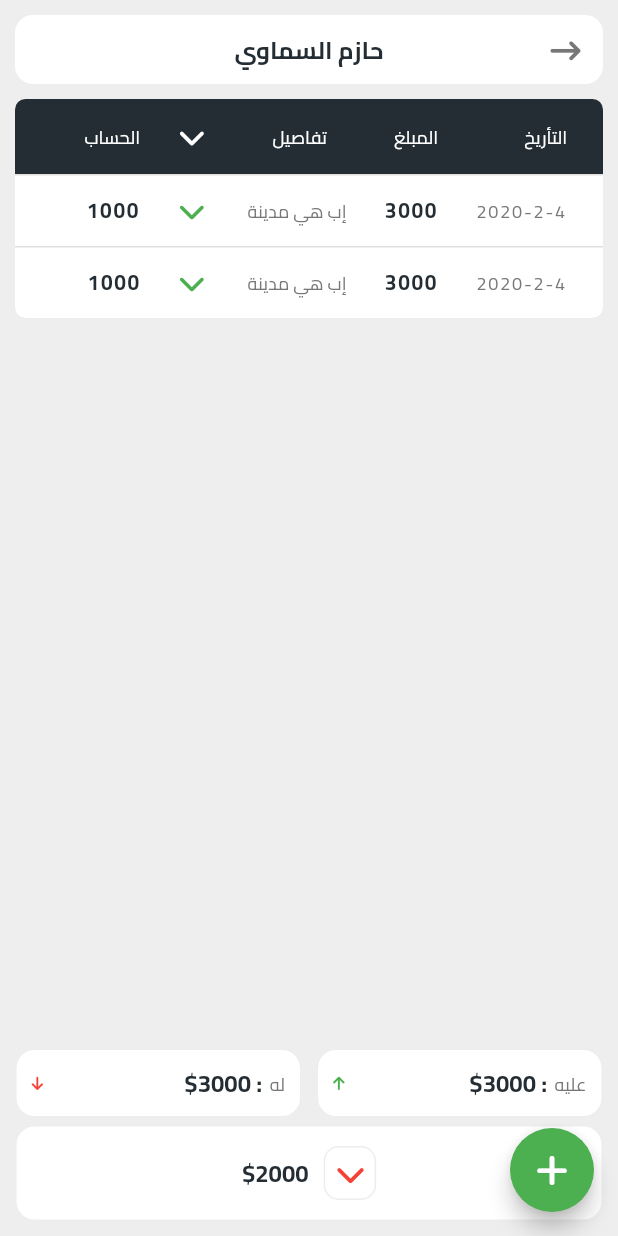
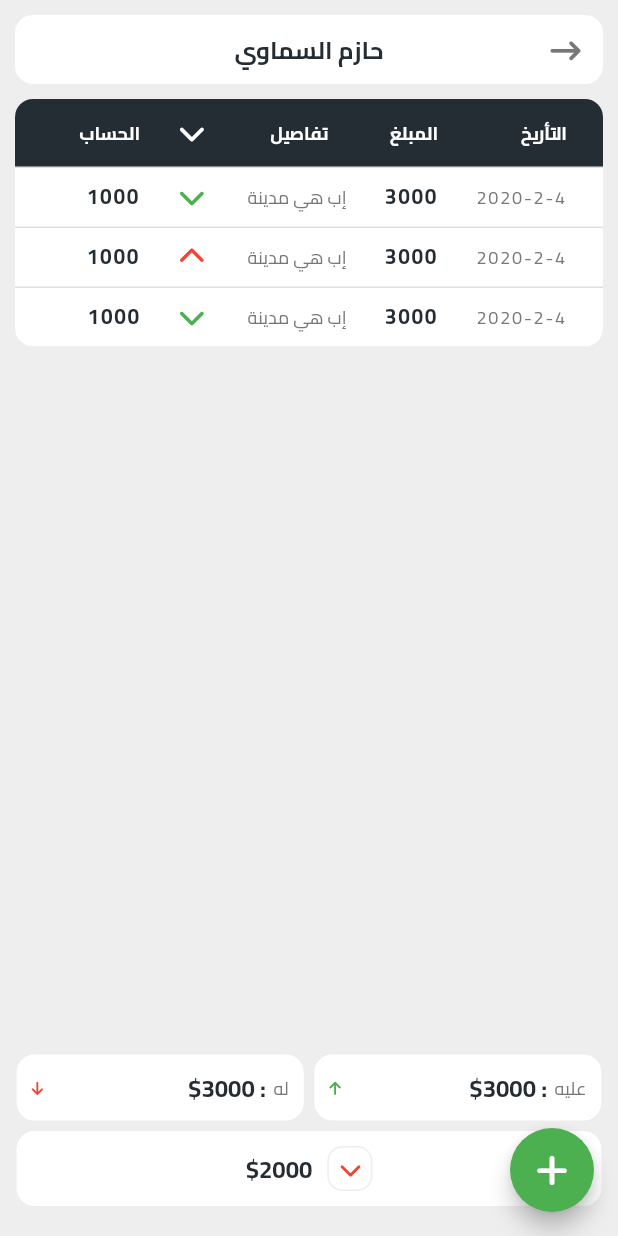
Before and after one commit to Hazem-smawy/flutter_accountting_app, a Flutter app: the DetailsScreen screen opened directly, on a phone screen of 412 x 824 dp. Run offline on Flutter 3.47's test engine with Material 2 defaults, Android fonts, the phone set to English and light mode, and no system bars; our stand-ins replace font_awesome_flutter, get.

Commit message:
fix the details screen

```diff
--- a/lib/screen/details/details.dart
+++ b/lib/screen/details/details.dart
@@ -25,7 +25,7 @@ class DetailsScreen extends StatelessWidget {
               ),
               const SizedBox(height: 10),
               ClipRRect(
-                borderRadius: BorderRadius.circular(7),
+                borderRadius: BorderRadius.circular(12),
                 child: Row(
                   children: [
                     Expanded(
@@ -39,10 +39,11 @@ class DetailsScreen extends StatelessWidget {
                             // Use the default value.
                           }),
                           columnSpacing: 10,
-                          headingRowHeight: 50,
+                          headingRowHeight: 45,
+                          dataRowHeight: 40,
                           headingTextStyle: myTextStyles.title2.copyWith(
                             color: MyColors.bg,
-                            fontWeight: FontWeight.normal,
+                            fontWeight: FontWeight.bold,
                             fontSize: 12,
                           ),
                           dataTextStyle: myTextStyles.subTitle.copyWith(
@@ -51,7 +52,7 @@ class DetailsScreen extends StatelessWidget {
                           ),
                           decoration: BoxDecoration(
                               color: MyColors.bg,
-                              borderRadius: BorderRadius.circular(7)),
+                              borderRadius: BorderRadius.circular(12)),
                           columns: const [
                             DataColumn(label: Text('التأريخ')),
                             DataColumn(label: Text('المبلغ')),
@@ -108,6 +109,29 @@ class DetailsScreen extends StatelessWidget {
                                 textDirection: TextDirection.rtl,
                               )),
                               const DataCell(FaIcon(
+                                FontAwesomeIcons.chevronUp,
+                                color: Colors.red,
+                                size: 18,
+                              )),
+                              DataCell(Text(
+                                '1000  ',
+                                textAlign: TextAlign.right,
+                                style: myTextStyles.title2,
+                              )),
+                            ]),
+                            DataRow(cells: [
+                              const DataCell(Text('2020-2-4')),
+                              DataCell(Text(
+                                '3000',
+                                style: myTextStyles.title2,
+                              )),
+                              const DataCell(Text(
+                                'إب هي مدينة ',
+                                textAlign: TextAlign.right,
+                                overflow: TextOverflow.clip,
+                                textDirection: TextDirection.rtl,
+                              )),
+                              const DataCell(FaIcon(
                                 FontAwesomeIcons.chevronDown,
                                 color: Colors.green,
                                 size: 18,
@@ -133,7 +157,7 @@ class DetailsScreen extends StatelessWidget {
                       title: "3000",
                       subTitle: "له",
                       color: Colors.red),
-                  SizedBox(width: 10),
+                  SizedBox(width: 5),
                   DetailsSammaryWidget(
                       icon: FontAwesomeIcons.arrowUp,
                       title: "3000",
@@ -146,7 +170,7 @@ class DetailsScreen extends StatelessWidget {
               ),
               Container(
                 width: double.infinity,
-                padding: const EdgeInsets.all(13),
+                padding: const EdgeInsets.all(10),
                 decoration: BoxDecoration(
                   borderRadius: BorderRadius.circular(13),
                   border: Border.all(color: MyColors.shadowColor),
@@ -161,7 +185,8 @@ class DetailsScreen extends StatelessWidget {
                     ),
                     const SizedBox(width: 10),
                     Container(
-                      width: 35,
+                      width: 30,
+                      height: 30,
                       alignment: Alignment.center,
                       padding: const EdgeInsets.all(7),
                       decoration: BoxDecoration(
@@ -170,15 +195,18 @@ class DetailsScreen extends StatelessWidget {
                           color: MyColors.shadowColor,
                         ),
                       ),
-                      child: const FaIcon(
-                        FontAwesomeIcons.chevronDown,
-                        color: Colors.red,
-                        size: 20,
+                      child: const Center(
+                        child: FaIcon(
+                          FontAwesomeIcons.chevronDown,
+                          color: Colors.red,
+                          size: 15,
+                        ),
                       ),
                     ),
                   ],
                 ),
-              )
+              ),
+              const SizedBox(height: 9),
             ],
           ),
         ),
```
